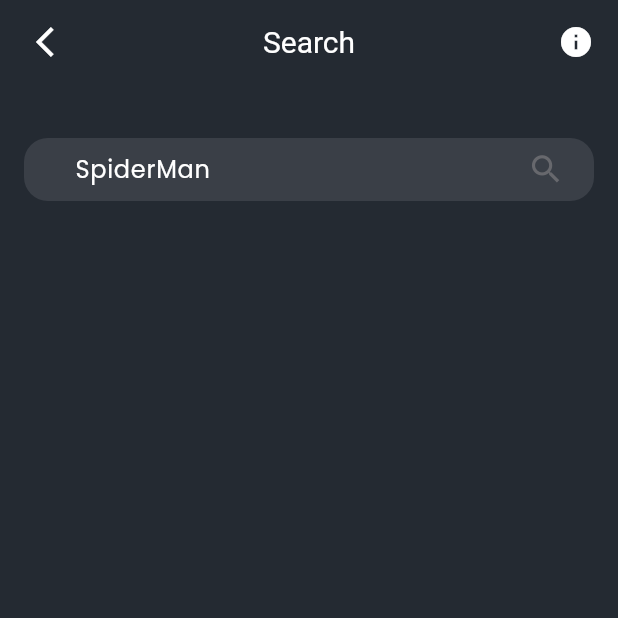
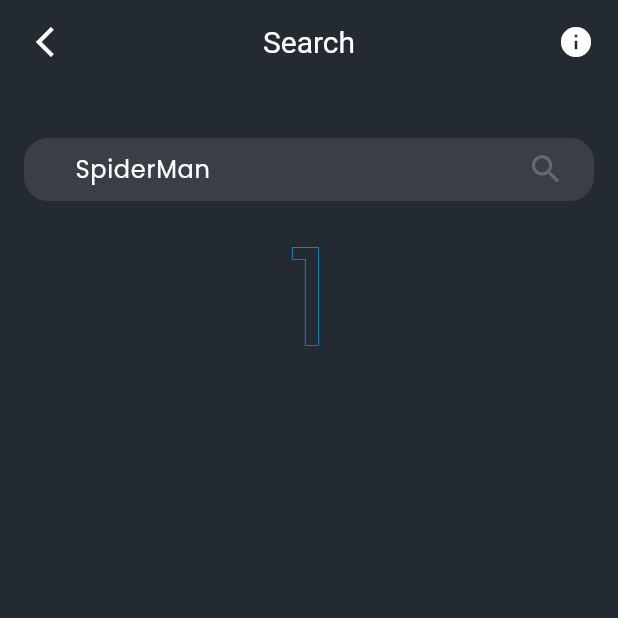
Before and after one commit to TrongNghiaaaa/Project-App-Watch-Movie, a Flutter app: the screen it shows after launch, on a phone screen of 412 x 824 dp, the top half of it. Run offline on Flutter 3.47's test engine with Material 3 defaults, Android fonts, the phone set to English and light mode, and no system bars; our stand-ins replace flutter_svg, get, lottie.

Commit message:
add widget home

```diff
--- a/lib/presentation/screens/search/search_screen.dart
+++ b/lib/presentation/screens/search/search_screen.dart
@@ -1,5 +1,7 @@
 import 'package:app_watch_movie/presentation/widgets/search_widget.dart';
+import 'package:app_watch_movie/presentation/widgets/top_number_movie.dart';
 import 'package:flutter/material.dart';
+import 'package:flutter_svg/flutter_svg.dart';
 import 'package:get/get.dart';
 
 class SearchScreen extends StatelessWidget {
@@ -33,7 +35,34 @@
               SizedBox(
                 height: 20,
               ),
-              SearchWidget()
+              SearchWidget(),
+              TopNumberMovie(
+                size: 90,
+                number: '1',
+              )
+              // Stack(
+              //   children: [
+              //     Image.asset("assets/images/movie-2.png"),
+              //     Container(
+              //       padding: EdgeInsets.zero, // Padding cho nút
+              //       decoration: BoxDecoration(
+              //         border: Border.all(color: Colors.blue),
+              //         borderRadius: BorderRadius.circular(8.0), // Góc bo tròn
+              //       ),
+              //       child:  Text(
+              //         '1',
+              //         style: TextStyle(
+              //           fontSize: 50,
+              //           color: Colors.white,
+              //           foreground: Paint()
+              //             ..style = PaintingStyle.stroke
+              //             ..strokeWidth = 4
+              //             ..color = Colors.orangeAccent,
+              //         ),
+              //       ),
+              //     )
+              //   ],
+              // )
             ],
           ),
         ),
--- /dev/null
+++ b/lib/presentation/widgets/top_number_movie.dart
@@ -0,0 +1,34 @@
+import 'package:flutter/material.dart';
+
+class TopNumberMovie extends StatelessWidget {
+  const TopNumberMovie({
+    super.key,
+    required this.number,
+    required this.size,
+  });
+  final String number;
+  final int size;
+
+  @override
+  Widget build(BuildContext context) {
+    return Stack(children: [
+      Text(
+        '1',
+        style: TextStyle(
+          fontSize: 90,
+          foreground: Paint()
+            ..style = PaintingStyle.stroke
+            ..strokeWidth = 1
+            ..color = const Color(0xff0296E5),
+        ),
+      ),
+      const Text(
+        '1',
+        style: TextStyle(
+          fontSize: 90,
+          color: Color(0xff242A32),
+        ),
+      ),
+    ]);
+  }
+}
```
